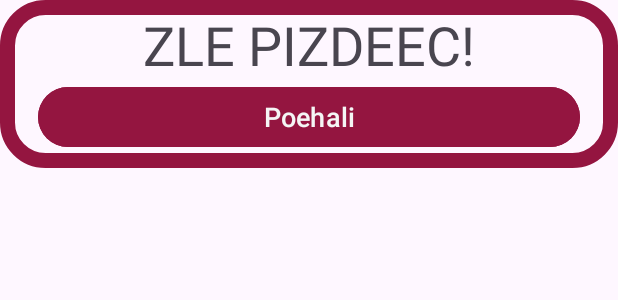
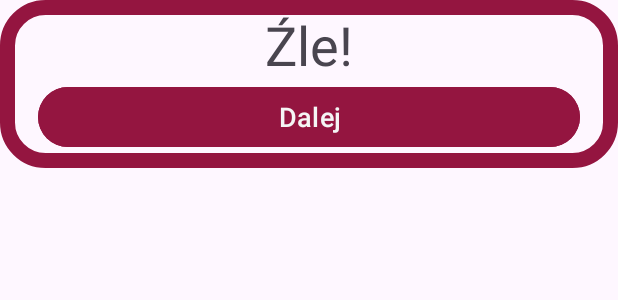
Before and after one commit to Mario776612/ProjektUnKasa, an Android app: the layout incorrect_popup.xml on its own in the app's theme, with its tools: preview values and no code run, on a phone screen of 412 x 824 dp. Shown: the top 300 px of the screen. Run offline under Robolectric (Android 15) with nearby library versions, the phone set to English and light mode, and no system bars.

Commit message:
Zmiana tekstu

```diff
--- a/app/src/main/res/layout/correct_popup.xml
+++ b/app/src/main/res/layout/correct_popup.xml
@@ -22,7 +22,7 @@
             android:layout_width="match_parent"
             android:layout_height="wrap_content"
             android:layout_weight="1"
-            android:text="Zajebioza!"
+            android:text="Dobrze!"
             android:textAlignment="center"
             android:textSize="36sp" />
 
@@ -31,7 +31,7 @@
             android:layout_width="match_parent"
             android:layout_height="wrap_content"
             android:backgroundTint="@color/green"
-            android:text="Poehali"
+            android:text="Dalej"
             android:textAlignment="center"
             android:textColor="@color/light_gray"
             android:textSize="18sp" />
--- a/app/src/main/res/layout/incorrect_popup.xml
+++ b/app/src/main/res/layout/incorrect_popup.xml
@@ -22,7 +22,7 @@
             android:layout_width="match_parent"
             android:layout_height="wrap_content"
             android:layout_weight="1"
-            android:text="ZLE PIZDEEC!"
+            android:text="Źle!"
             android:textAlignment="center"
             android:textSize="36sp" />
 
@@ -30,10 +30,10 @@
             android:id="@+id/button"
             android:layout_width="match_parent"
             android:layout_height="wrap_content"
-            android:text="Poehali"
+            android:backgroundTint="@color/red"
+            android:text="Dalej"
             android:textAlignment="center"
-            android:textSize="18sp"
-            android:backgroundTint="@color/red"
-            android:textColor="@color/light_gray"/>
+            android:textColor="@color/light_gray"
+            android:textSize="18sp" />
     </LinearLayout>
 </LinearLayout>
```
